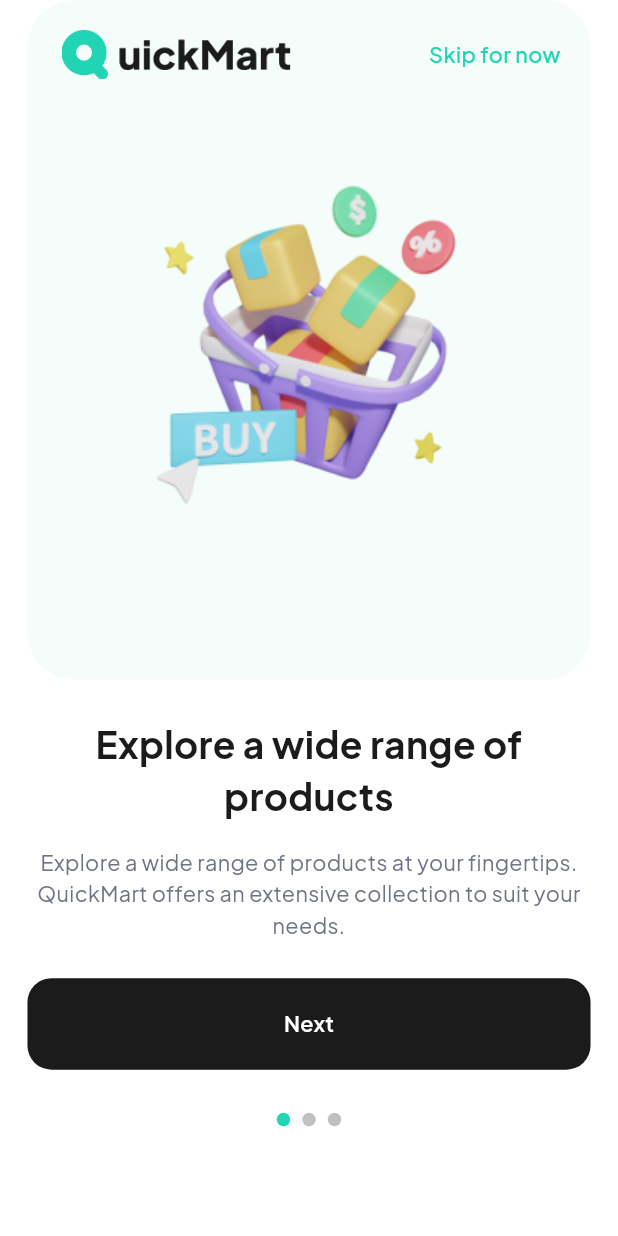
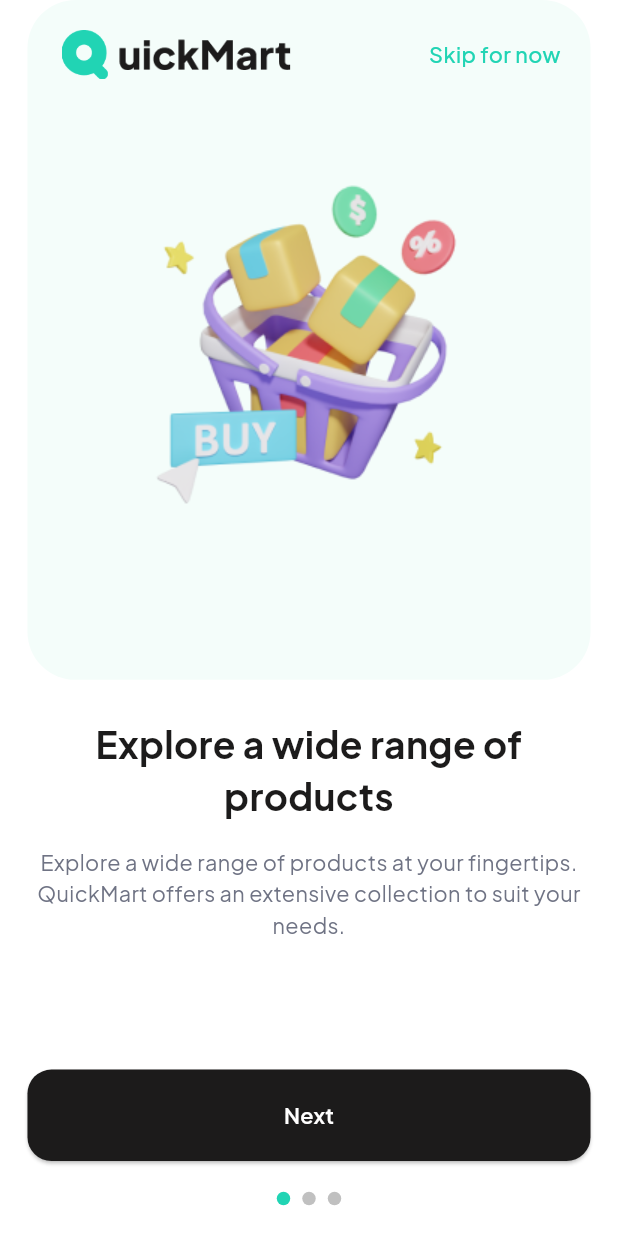
Before and after one commit to aliNassef/taswaq, a Flutter app: the screen it shows after launch, on a phone screen of 412 x 824 dp. Run offline on Flutter 3.47's test engine with Material 3 defaults, Android fonts, the phone set to English and light mode, and no system bars; drawn by our look-alikes of dots_indicator; our stand-ins replace carousel_slider, cloud_firestore, connectivity_plus, custom_rating_bar, dartz, device_preview and 20 more; missing offline and left inert: flutter_lazy_indexed_stack; accounts and stored records are empty.

Commit message:
onboarding view done

```diff
--- /dev/null
+++ b/lib/features/onboarding/domain/entity/onboarding_entity.dart
@@ -0,0 +1,11 @@
+class OnboardingEntity {
+  final String title;
+  final String description;
+  final String image;
+
+  OnboardingEntity({
+    required this.title,
+    required this.description,
+    required this.image,
+  });
+}
--- a/lib/features/onboarding/presentation/widgets/onboarding_view_body.dart
+++ b/lib/features/onboarding/presentation/widgets/onboarding_view_body.dart
@@ -1,80 +1,76 @@
-
 import 'package:dots_indicator/dots_indicator.dart';
 import 'package:flutter/material.dart';
 import 'package:taswaq/core/shared/widgets/default_app_button.dart';
 import 'package:taswaq/core/shared/widgets/spacers.dart';
 import 'package:taswaq/core/utils/app_colors.dart';
 import 'package:taswaq/core/utils/app_images.dart';
-import 'package:taswaq/core/utils/app_styles.dart';
-import 'package:taswaq/core/utils/constants.dart';
-import 'package:taswaq/features/onboarding/presentation/widgets/app_logo.dart';
+import 'package:taswaq/features/login/presentation/views/login_view.dart';
+import 'package:taswaq/features/onboarding/domain/entity/onboarding_entity.dart';
+import 'package:taswaq/features/onboarding/presentation/widgets/pageview_items.dart';
 
-class OnboardingViewBody extends StatelessWidget {
-  const OnboardingViewBody({
-    super.key,
-  });
+import '../../../../core/utils/constants.dart';
 
+class OnboardingViewBody extends StatefulWidget {
+  const OnboardingViewBody({super.key});
+
+  @override
+  State<OnboardingViewBody> createState() => _OnboardingViewBodyState();
+}
+
+class _OnboardingViewBodyState extends State<OnboardingViewBody> {
+  late PageController pageController;
+  int currentIndex = 0;
+  @override
+  void initState() {
+    super.initState();
+    pageController = PageController(
+      initialPage: 0,
+    );
+    pageController.addListener(() {
+      currentIndex = pageController.page!.round();
+      setState(() {});
+    });
+  }
+
+// ******* ALi Nassef Ibrahem Ahmed Shabana *******
   @override
   Widget build(BuildContext context) {
     return Padding(
       padding: EdgeInsets.symmetric(horizontal: kHorizantalpadding),
       child: Column(
         children: [
-          Container(
-            height: MediaQuery.of(context).size.height * .55,
-            width: MediaQuery.of(context).size.width,
-            decoration: BoxDecoration(
-              borderRadius: BorderRadius.circular(32.0),
-              color: const Color(0xffF4FDFA),
-              image: const DecorationImage(
-                image: AssetImage(AppImages.onboarding1),
-              ),
-            ),
-            child: Column(
-              children: [
-                Padding(
-                  padding: const EdgeInsets.all(20),
-                  child: Row(
-                    mainAxisAlignment: MainAxisAlignment.spaceBetween,
-                    children: [
-                      const AppLogo(),
-                      Text(
-                        'Skip for now',
-                        style: AppStyles.textStyle14M.copyWith(
-                          color: AppColors.primaryColor,
-                        ),
-                      ),
-                    ],
-                  ),
-                )
-              ],
+          Expanded(
+            child: PageView.builder(
+              controller: pageController,
+              itemBuilder: (context, index) {
+                return PageViewItemData(
+                  pageController: pageController,
+                  currentPage: currentIndex,
+                  instance: onboardingData[index],
+                );
+              },
+              itemCount: 3,
             ),
           ),
-          const VerticalSpace(24),
-          Text(
-            'Explore a wide range of products',
-            style: AppStyles.textStyle24B.copyWith(
-              color: AppColors.blackColor,
-            ),
-            textAlign: TextAlign.center,
-          ),
-          const VerticalSpace(16),
-          Text(
-            'Explore a wide range of products at your fingertips. QuickMart offers an extensive collection to suit your needs.',
-            style: AppStyles.textStyle14R.copyWith(
-              color: AppColors.gray150Color,
-            ),
-            textAlign: TextAlign.center,
-          ),
-          const VerticalSpace(24),
-          const DefaultAppButton(
-            text: 'Next',
+          DefaultAppButton(
+            onPressed: () {
+              if (currentIndex == 2) {
+                Navigator.pushReplacementNamed(context, LoginView.routeName);
+              } else {
+                pageController.nextPage(
+                  duration: const Duration(milliseconds: 500),
+                  curve: Curves.easeIn,
+                );
+              }
+            },
+            text: currentIndex == 2 ? 'Get Started' : 'Next',
             backgroundColor: AppColors.blackColor,
             textColor: Colors.white,
             padding: 0,
           ),
-          const VerticalSpace(24),
+          const VerticalSpace(16),
           DotsIndicator(
+            position: currentIndex,
             decorator: const DotsDecorator(
               spacing: EdgeInsets.all(4),
               color: AppColors.gray100Color,
@@ -82,8 +78,30 @@ class OnboardingViewBody extends StatelessWidget {
             ),
             dotsCount: 3,
           ),
+          const VerticalSpace(16),
         ],
       ),
     );
   }
+
+  List<OnboardingEntity> onboardingData = [
+    OnboardingEntity(
+      title: 'Explore a wide range of products',
+      description:
+          'Explore a wide range of products at your fingertips. QuickMart offers an extensive collection to suit your needs.',
+      image: AppImages.onboarding1,
+    ),
+    OnboardingEntity(
+      title: 'Unlock exclusive offers and discounts',
+      description:
+          'Get access to limited-time deals and special promotions available only to our valued customers.',
+      image: AppImages.onboarding2,
+    ),
+    OnboardingEntity(
+      title: 'Safe and secure payments',
+      description:
+          ' QuickMart employs industry-leading encryption and trusted payment gateways to safeguard your financial information.',
+      image: AppImages.onboarding3,
+    ),
+  ];
 }
--- /dev/null
+++ b/lib/features/onboarding/presentation/widgets/pageview_items.dart
@@ -0,0 +1,92 @@
+import 'dart:developer';
+
+import 'package:flutter/material.dart';
+import 'package:taswaq/core/shared/widgets/spacers.dart';
+import 'package:taswaq/core/utils/app_colors.dart';
+import 'package:taswaq/core/utils/app_styles.dart';
+import 'package:taswaq/features/onboarding/domain/entity/onboarding_entity.dart';
+import 'package:taswaq/features/onboarding/presentation/widgets/app_logo.dart';
+
+class PageViewItemData extends StatelessWidget {
+  const PageViewItemData({
+    super.key,
+    required this.instance,
+    required this.pageController,
+    required this.currentPage,
+  });
+
+  final OnboardingEntity instance;
+  final int currentPage;
+  final PageController pageController;
+
+  @override
+  Widget build(BuildContext context) {
+    return Column(
+      children: [
+        Container(
+          height: MediaQuery.of(context).size.height * .55,
+          width: MediaQuery.of(context).size.width,
+          decoration: BoxDecoration(
+            borderRadius: BorderRadius.circular(32.0),
+            color: const Color(0xffF4FDFA),
+            image: DecorationImage(
+              image: AssetImage(instance.image),
+            ),
+          ),
+          child: Column(
+            children: [
+              Padding(
+                padding: const EdgeInsets.all(20),
+                child: Row(
+                  mainAxisAlignment: MainAxisAlignment.spaceBetween,
+                  children: [
+                    currentPage == 0
+                        ? const AppLogo()
+                        : InkWell(
+                            onTap: () {
+                              !pageController.hasClients
+                                  ? log('0')
+                                  : pageController.previousPage(
+                                      duration:
+                                          const Duration(milliseconds: 500),
+                                      curve: Curves.easeIn,
+                                    );
+                            },
+                            child:
+                                const Icon(Icons.arrow_back_ios_new_outlined),
+                          ),
+                    Visibility(
+                      visible: currentPage != 2,
+                      child: Text(
+                        'Skip for now',
+                        style: AppStyles.textStyle14M.copyWith(
+                          color: AppColors.primaryColor,
+                        ),
+                      ),
+                    ),
+                  ],
+                ),
+              )
+            ],
+          ),
+        ),
+        const VerticalSpace(24),
+        Text(
+          instance.title,
+          style: AppStyles.textStyle24B.copyWith(
+            color: AppColors.blackColor,
+          ),
+          textAlign: TextAlign.center,
+        ),
+        const VerticalSpace(16),
+        Text(
+          instance.description,
+          style: AppStyles.textStyle14R.copyWith(
+            color: AppColors.gray150Color,
+          ),
+          textAlign: TextAlign.center,
+        ),
+      ],
+    );
+  }
+}
```
Also changed, not shown: lib/main.dart (line endings or trailing spaces).
